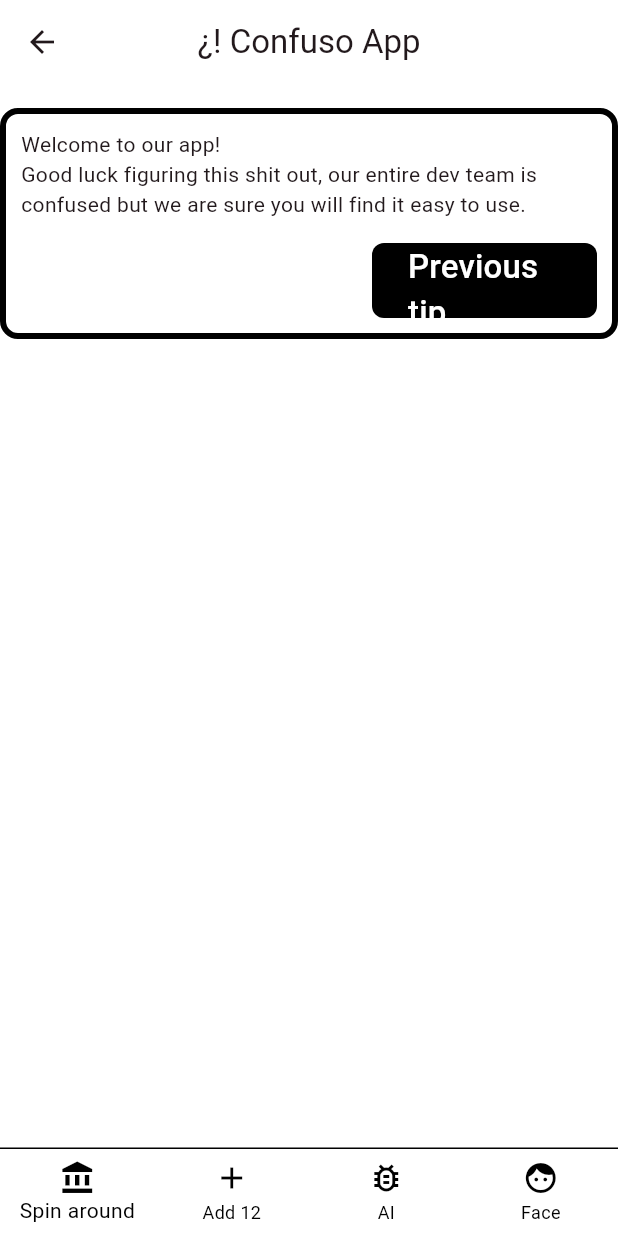
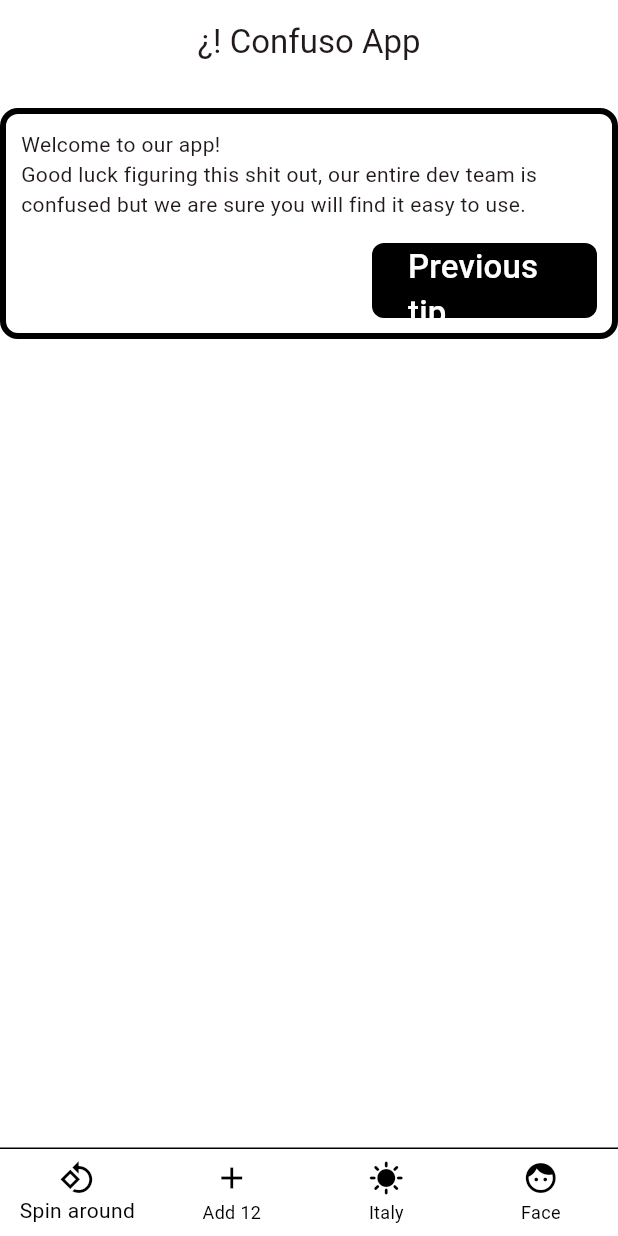
Before and after one commit to adrian-antoci/Confuso-App, a Flutter app: the TutorialScreen screen opened directly, on a phone screen of 412 x 824 dp. Run offline on Flutter 3.47's test engine with Material 3 defaults, Android fonts, the phone set to English and light mode, and no system bars; our stand-ins replace flutter_svg, google_fonts, marquee.

Commit message:
bug fixes

```diff
--- a/lib/screens/slow_api_screen.dart
+++ b/lib/screens/slow_api_screen.dart
@@ -15,7 +15,7 @@ class _SlowApiScreenState extends State<SlowApiScreen> {
   @override
   void initState() {
     super.initState();
-    Future.delayed(Duration(seconds: 50), () => context.push(screen: PrivacyScreen()));
+    Future.delayed(Duration(seconds: 45), () => context.push(screen: PrivacyScreen()));
   }
 
   @override
@@ -28,7 +28,7 @@ class _SlowApiScreenState extends State<SlowApiScreen> {
         startPadding: 0,
         velocity: 40,
         text:
-            "                                                                                                            This is not a bug! We didn't put a loading bar because we didn't think you will be using the app while your train is in a tunnel. That 250ms API call now takes 10 seconds :) Next screen could appear any moment now...",
+            "                                                                                                            This is not a bug! We didn't put a loading bar because we didn't think you'll be using the app while passing through tunnels. That 250ms API call now takes 10 seconds :) Next screen could appear any moment now...",
       ),
     );
   }
--- a/lib/screens/tutorial_screen.dart
+++ b/lib/screens/tutorial_screen.dart
@@ -15,16 +15,16 @@ class _TutorialScreenState extends State<TutorialScreen> {
   @override
   Widget build(BuildContext context) {
     return Scaffold(
-      appBar: AppBar(title: Text("¿! Confuso App"), centerTitle: true),
+      appBar: AppBar(title: Text("¿! Confuso App"), centerTitle: true, automaticallyImplyLeading: false),
       bottomNavigationBar: Column(
         mainAxisSize: MainAxisSize.min,
         children: [
           Container(height: 1, color: Colors.black),
           BottomNavigationBar(
             items: const <BottomNavigationBarItem>[
-              BottomNavigationBarItem(icon: Icon(Icons.account_balance), label: 'Spin around'),
+              BottomNavigationBarItem(icon: Icon(Icons.rotate_90_degrees_ccw), label: 'Spin around'),
               BottomNavigationBarItem(icon: Icon(Icons.add_sharp), label: 'Add 12'),
-              BottomNavigationBarItem(icon: Icon(Icons.bug_report_outlined), label: 'AI'),
+              BottomNavigationBarItem(icon: Icon(Icons.sunny), label: 'Italy'),
               BottomNavigationBarItem(icon: Icon(Icons.face), label: 'Face'),
             ],
             currentIndex: 0,
```
